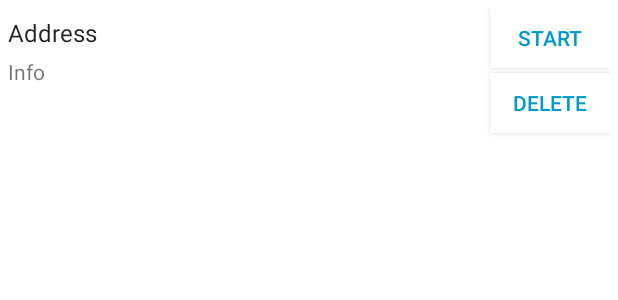
After one commit to mirandasaari1/RendeVu, an Android app: the layout listview_planned_dates_edit_delete.xml on its own in the app's theme, with its tools: preview values and no code run, on a phone screen of 412 x 824 dp. The commit adds this screen. Shown: the top 300 px of the screen. Run offline under Robolectric (Android 15) with nearby library versions, the phone set to English and light mode, and no system bars.

Commit message:
can populate  the planned dates with dated on the fb that have buttons

```diff
--- /dev/null
+++ b/RendeVu/app/src/main/res/layout/listview_planned_dates_edit_delete.xml
@@ -0,0 +1,53 @@
+<RelativeLayout xmlns:android="http://schemas.android.com/apk/res/android"
+    xmlns:tools="http://schemas.android.com/tools"
+    android:layout_width="match_parent"
+    android:layout_height="match_parent"
+    android:padding="5dp"
+    tools:context=".MainActivity" >
+
+    <TextView
+        android:id="@+id/label"
+        android:layout_width="wrap_content"
+        android:layout_height="wrap_content"
+        android:layout_alignParentLeft="true"
+        android:layout_below="@+id/textView1"
+        android:layout_marginTop="5dp"
+        android:text="Address"
+        android:textAppearance="?android:attr/textAppearanceLarge"
+        android:textSize="16sp" />
+
+    <Button
+        android:id="@+id/start_btn"
+        android:layout_width="80dp"
+        android:layout_height="40dp"
+        android:layout_alignParentRight="true"
+        android:layout_alignParentTop="true"
+        android:background="#FFFFFF"
+        android:focusable="false"
+        android:focusableInTouchMode="false"
+        android:text="Start"
+        android:textColor="#0099CC" />
+
+    <Button
+        android:id="@+id/delete_btn"
+        android:layout_width="80dp"
+        android:layout_height="40dp"
+        android:layout_alignParentRight="true"
+        android:layout_below="@+id/start_btn"
+        android:layout_marginTop="3dp"
+        android:background="#FFFFFF"
+        android:focusable="false"
+        android:focusableInTouchMode="false"
+        android:text="Delete"
+        android:textColor="#0099CC" />
+
+    <TextView
+        android:id="@+id/info"
+        android:layout_width="wrap_content"
+        android:layout_height="wrap_content"
+        android:layout_alignParentLeft="true"
+        android:layout_below="@+id/label"
+        android:layout_marginTop="5dp"
+        android:text="Info" />
+
+</RelativeLayout>
```
Also changed, not shown: RendeVu/app/src/main/java/edu/csumb/anna/rendevu/SecondTabFragment.java (+27 -26 lines), RendeVu/app/src/main/java/edu/csumb/anna/rendevu/data/PlannedDate.java (+28 -1 lines), RendeVu/app/src/main/java/edu/csumb/anna/rendevu/helpers/PlannedDatesCustomAdapter.java (added, +119 -0 lines), RendeVu/app/src/main/java/edu/csumb/anna/rendevu/storage/RendeVuDB.java (+12 -6 lines).
